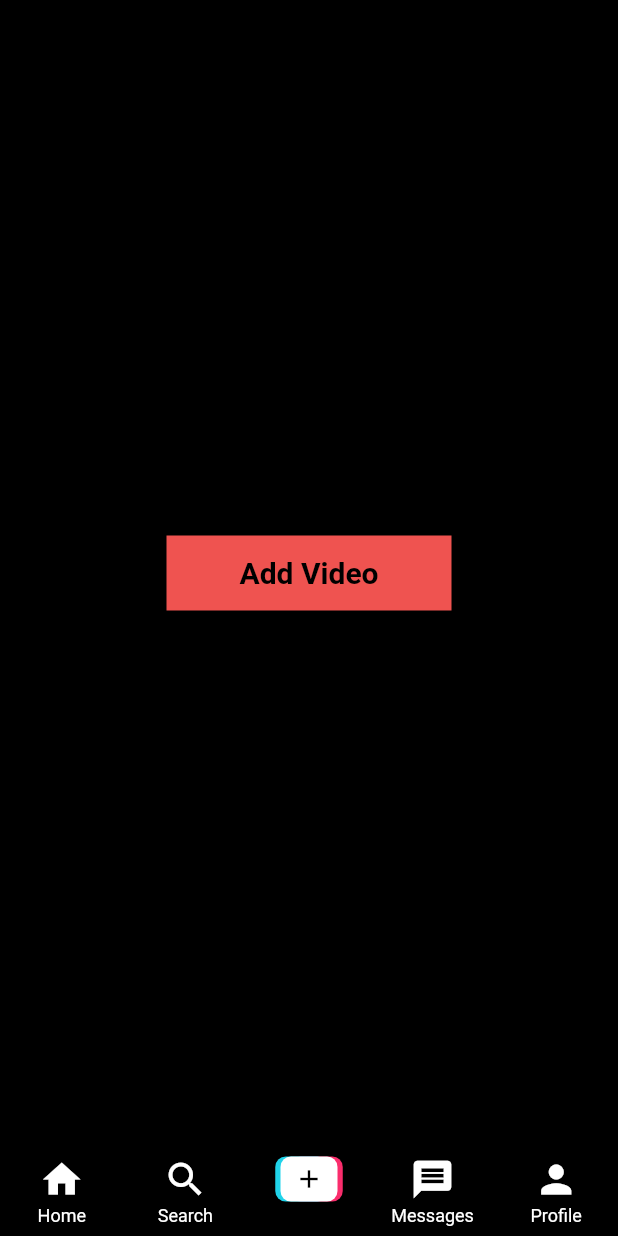
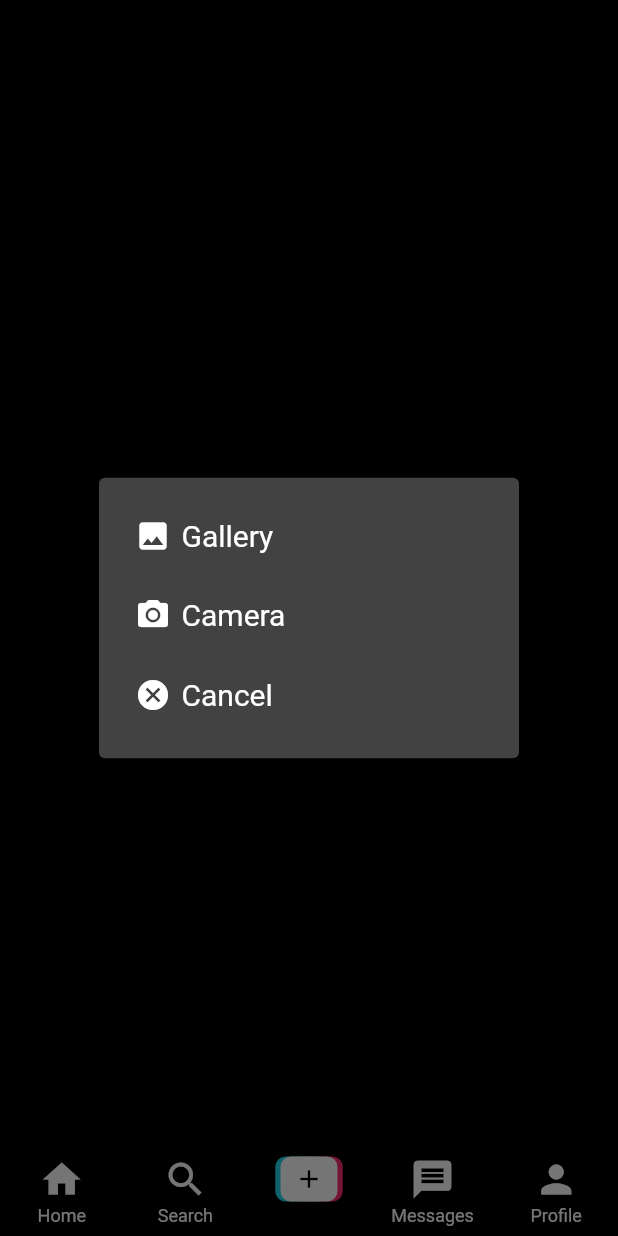
Before and after one commit to Ozurumba007/tiktok-clone, a Flutter app: the screen it shows once a user with an empty profile is signed in, item 3 of the bottom bar chosen, after a tap on "Add Video", on a phone screen of 412 x 824 dp. Run offline on Flutter 3.47's test engine with Material 2 defaults, Android fonts, the phone set to English and light mode, and no system bars; our stand-ins replace cloud_firestore, firebase_auth, firebase_core, firebase_storage, get, image_picker; accounts and stored records are empty.

Commit message:
added a simple dialog to the add_video_screen.dart

```diff
--- a/lib/views/screens/add_video_screen.dart
+++ b/lib/views/screens/add_video_screen.dart
@@ -4,12 +4,66 @@ import 'package:tiktok_clone/constant.dart';
 class AddVideoScreen extends StatelessWidget {
   const AddVideoScreen({Key? key}) : super(key: key);
 
+  showOptionsDialog(BuildContext context) {
+    return showDialog(
+        context: context,
+        builder: (context) => SimpleDialog(
+              children: [
+                SimpleDialogOption(
+                  onPressed: () {},
+                  child: Row(
+                    children: const [
+                      Icon(Icons.image),
+                      Padding(
+                        padding: EdgeInsets.all(7.0),
+                        child: Text(
+                          'Gallery',
+                          style: TextStyle(fontSize: 20),
+                        ),
+                      ),
+                    ],
+                  ),
+                ),
+                SimpleDialogOption(
+                  onPressed: () {},
+                  child: Row(
+                    children: const [
+                      Icon(Icons.camera_alt),
+                      Padding(
+                        padding: EdgeInsets.all(7.0),
+                        child: Text(
+                          'Camera',
+                          style: TextStyle(fontSize: 20),
+                        ),
+                      ),
+                    ],
+                  ),
+                ),
+                SimpleDialogOption(
+                  onPressed: () {},
+                  child: Row(
+                    children: const [
+                      Icon(Icons.cancel),
+                      Padding(
+                        padding: EdgeInsets.all(7.0),
+                        child: Text(
+                          'Cancel',
+                          style: TextStyle(fontSize: 20),
+                        ),
+                      ),
+                    ],
+                  ),
+                )
+              ],
+            ));
+  }
+
   @override
   Widget build(BuildContext context) {
     return Scaffold(
       body: Center(
         child: InkWell(
-          onTap: () {},
+          onTap: () => showOptionsDialog(context),
           child: Container(
             width: 190,
             height: 50,
```
